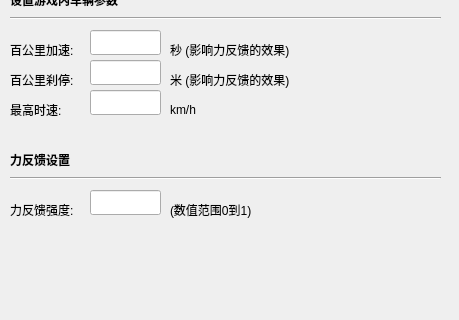
First picture: the form in ForceFeedbackSettingsWindow.ui, repository InsistonTan/KeyMappingsTool, before the edit; both pictures show x 0 to 459 and y 170 to 490 of the 459 by 490 pixel window.
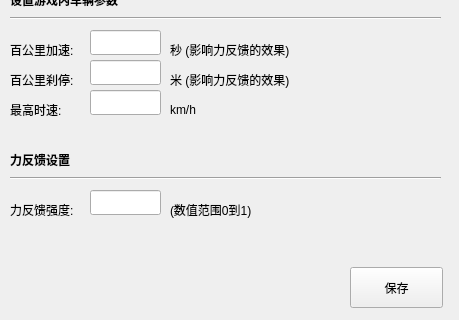
Second picture: the form after the edit.

Commit message: [add]力反馈模拟设置窗口增加保存按钮

Patch:
```diff
--- a/ForceFeedbackSettingsWindow.ui
+++ b/ForceFeedbackSettingsWindow.ui
@@ -421,6 +421,19 @@
      </rect>
     </property>
    </widget>
+   <widget class="QPushButton" name="pushButton_4">
+    <property name="geometry">
+     <rect>
+      <x>350</x>
+      <y>437</y>
+      <width>93</width>
+      <height>41</height>
+     </rect>
+    </property>
+    <property name="text">
+     <string>保存</string>
+    </property>
+   </widget>
   </widget>
  </widget>
  <resources/>
```
The commit also changes 3 other files.
